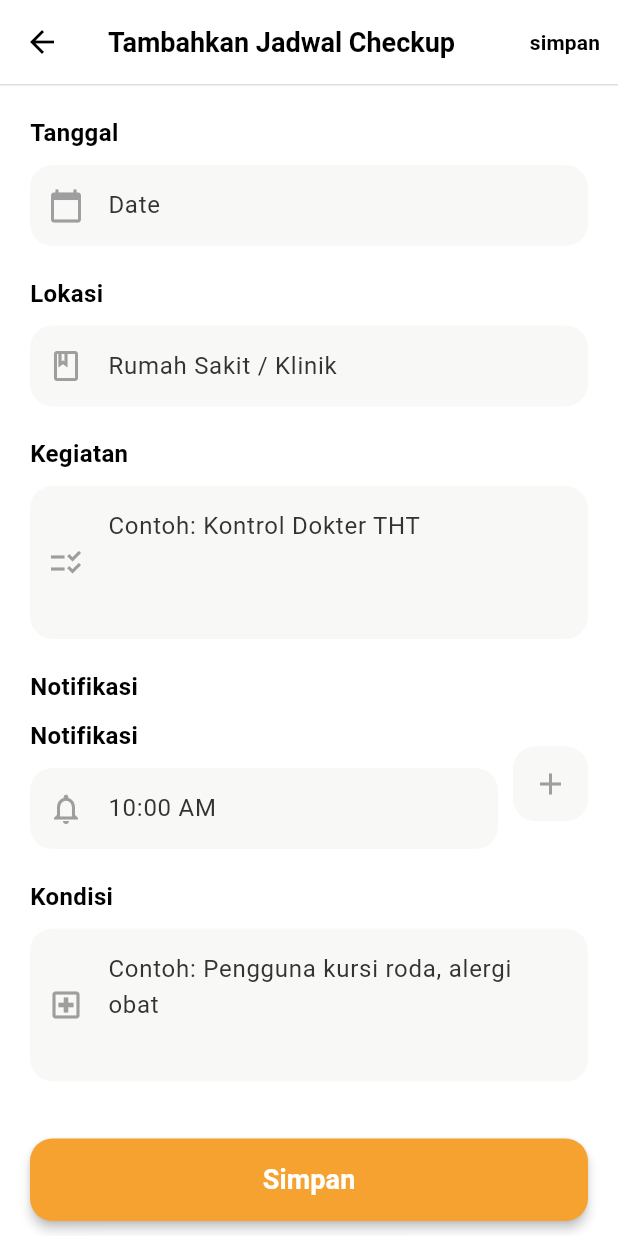
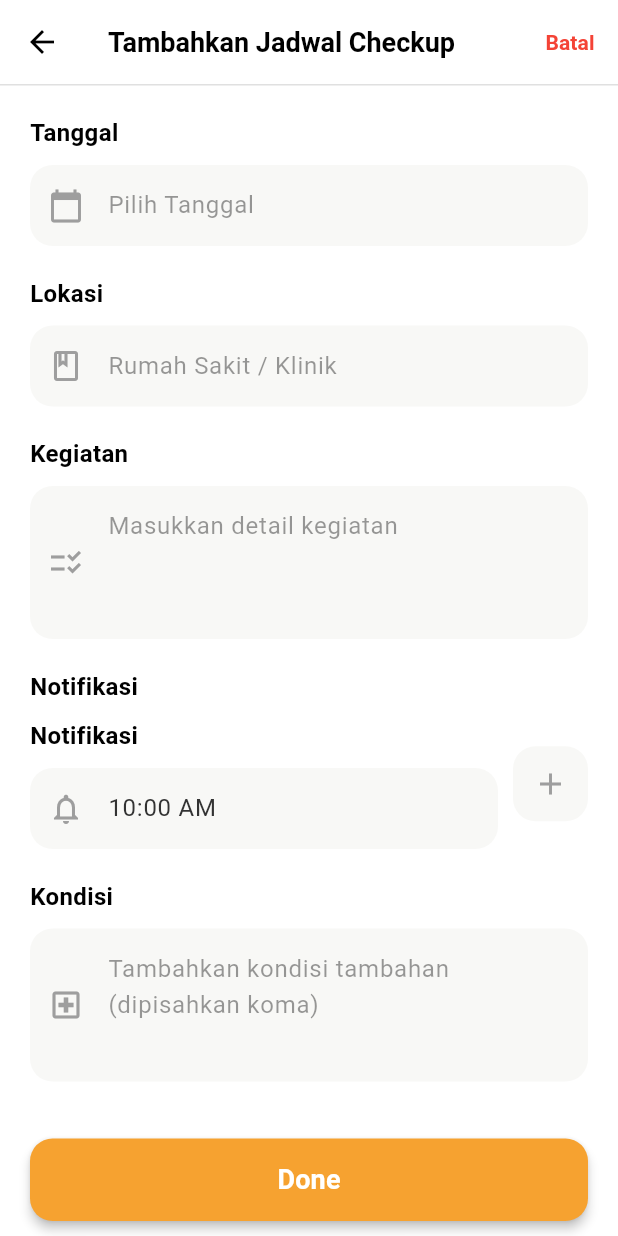
Before and after one commit to manzil26/sahabatRS, a Flutter app: the JadwalPage screen opened directly, after a tap on the "arrow back ios" icon, after a tap on the "arrow forward ios" icon, after a tap on the "add" icon, on a phone screen of 412 x 824 dp. Run offline on Flutter 3.47's test engine with Material 3 defaults, Android fonts, the phone set to English and light mode, and no system bars; our stand-ins replace supabase_flutter; accounts and stored records are empty.

Commit message:
feat: menambahkan edit jadwal checkup

```diff
--- a/lib/screens/Penjadwalan/jadwal.dart
+++ b/lib/screens/Penjadwalan/jadwal.dart
@@ -4,13 +4,13 @@ import 'package:flutter/material.dart';
 import 'package:intl/intl.dart';
 import '../../../../services/jadwal_service.dart';
 import '../../../../models/jadwal_checkup_detail.dart';
-// 👇 TAMBAHKAN IMPORT HALAMAN BARU 👇
 import 'tambah-jadwal-checkup.dart';
 
 // --- Konstanta Warna ---
 const Color _orangeAksen = Color(0xFFF6A230);
-const Color _kuningCheckUp = Color(0xFFFCDD7A); // Warna kuning dari SajadHomeQ
+const Color _kuningCheckUp = Color(0xFFFCDD7A);
 const Color _biruGelapIcon = Color(0xFF5966B1);
+const Color _unguDetailHeader = Color(0xFF553A8C);
 
 // --- Widget Kustom untuk Tag Kondisi (TIDAK BERUBAH) ---
 class KondisiTag extends StatelessWidget {
@@ -21,7 +21,7 @@ class KondisiTag extends StatelessWidget {
   const KondisiTag({
     Key? key,
     required this.text,
-    this.color = const Color(0xFFF6A230),
+    this.color = _kuningCheckUp,
     this.textColor = Colors.black87,
   }) : super(key: key);
 
@@ -54,16 +54,28 @@ class JadwalPage extends StatefulWidget {
 }
 
 class _JadwalPageState extends State<JadwalPage> {
+  // Future untuk jadwal terdekat (Next Checkup)
   late Future<JadwalCheckUpDetail?> _futureNextCheckUp;
+  // Future untuk semua tanggal terjadwal (Untuk Kalender Marker)
   late Future<List<DateTime>> _futureAllJadwalDates;
+  // Future untuk detail aktivitas di tanggal yang dipilih
+  late Future<JadwalCheckUpDetail?> _futureDailyActivities;
 
-  // STATE BARU UNTUK BULAN YANG SEDANG DILIHAT
   DateTime _focusedDay = DateTime.now();
+  DateTime? _selectedDay;
 
   @override
   void initState() {
     super.initState();
+    // [PERBAIKAN 1]: Set hari ini sebagai hari yang dipilih secara default
+    _selectedDay = DateTime(
+      DateTime.now().year,
+      DateTime.now().month,
+      DateTime.now().day,
+    );
     _fetchData();
+    // [PERBAIKAN 2]: Memuat detail untuk hari ini saat pertama kali load
+    _futureDailyActivities = _fetchDetailForSelectedDay(_selectedDay!);
   }
 
   void _fetchData() {
@@ -71,9 +83,18 @@ class _JadwalPageState extends State<JadwalPage> {
     _futureAllJadwalDates = JadwalService.getAllJadwalDates();
   }
 
+  // Mengambil detail untuk tanggal spesifik (Menggunakan service yang sudah diperbaiki)
+  Future<JadwalCheckUpDetail?> _fetchDetailForSelectedDay(DateTime date) async {
+    return await JadwalService.getCheckupByDate(date);
+  }
+
   void _refreshData() {
     setState(() {
       _fetchData();
+      // Refresh detail hari yang sedang dipilih
+      _futureDailyActivities = _fetchDetailForSelectedDay(
+        _selectedDay ?? DateTime.now(),
+      );
     });
   }
 
@@ -81,10 +102,24 @@ class _JadwalPageState extends State<JadwalPage> {
   void _changeMonth(int offset) {
     setState(() {
       _focusedDay = DateTime(_focusedDay.year, _focusedDay.month + offset, 1);
+      // Tetap tampilkan detail hari pertama bulan baru
+      _selectedDay = _focusedDay;
+
+      // Update detail saat bulan berubah
+      _futureDailyActivities = _fetchDetailForSelectedDay(_selectedDay!);
     });
   }
 
-  // --- Widget Builder untuk Kalender Sederhana (Sekarang Dinamis) ---
+  // Fungsi untuk menangani klik pada tanggal
+  void _onDaySelected(DateTime date) {
+    setState(() {
+      _selectedDay = date;
+      // [PERBAIKAN 3]: Memuat detail aktivitas baru untuk tanggal yang diklik
+      _futureDailyActivities = _fetchDetailForSelectedDay(date);
+    });
+  }
+
+  // --- Widget Builder untuk Kalender Sederhana (Interaktif) ---
   Widget _buildCalendar(
     List<DateTime> allJadwalDates,
     DateTime nextJadwalDate,
@@ -112,11 +147,10 @@ class _JadwalPageState extends State<JadwalPage> {
     // Tambahkan hari-hari di bulan
     for (int day = 1; day <= daysInMonth; day++) {
       final currentDate = DateTime(startOfMonth.year, startOfMonth.month, day);
-      // Logika styling hardcoded untuk tampilan yang mirip gambar (Oktober 2025)
-      final bool isToday =
-          (currentDate.day == 7 &&
-          currentDate.month == 10 &&
-          currentDate.year == 2025);
+
+      // Penandaan Tanggal
+      final bool isToday = isSameDay(currentDate, now);
+      final bool isSelected = isSameDay(currentDate, _selectedDay ?? now);
       final bool isScheduled = allJadwalDates.any(
         (d) => isSameDay(d, currentDate),
       );
@@ -124,11 +158,17 @@ class _JadwalPageState extends State<JadwalPage> {
       BoxDecoration decoration;
       Color textColor = Colors.black;
 
-      if (isToday) {
+      // Logika Styling
+      if (isSelected) {
         decoration = BoxDecoration(
-          border: Border.all(color: _biruGelapIcon, width: 2),
+          border: Border.all(
+            color: _biruGelapIcon,
+            width: 2,
+          ), // Border biru/ungu
           shape: BoxShape.circle,
+          color: isScheduled ? _kuningCheckUp.withOpacity(0.5) : null,
         );
+        textColor = Colors.black;
       } else if (isScheduled) {
         decoration = BoxDecoration(
           color: _kuningCheckUp,
@@ -141,12 +181,15 @@ class _JadwalPageState extends State<JadwalPage> {
       }
 
       calendarDays.add(
-        Container(
+        GestureDetector(
+          onTap: () => _onDaySelected(currentDate),
+          child: Container(
             alignment: Alignment.center,
             decoration: decoration,
             child: Text(
               day.toString(),
               style: TextStyle(fontWeight: FontWeight.w600, color: textColor),
+            ),
           ),
         ),
       );
@@ -230,16 +273,27 @@ class _JadwalPageState extends State<JadwalPage> {
     );
   }
 
-  // --- Widget Builder untuk Kartu Detail Check-Up (TIDAK BERUBAH) ---
-  Widget _buildDetailCard(JadwalCheckUpDetail detail) {
-    final formattedDate = DateFormat('dd MMMM yyyy').format(detail.tanggal);
+  // --- Widget Builder untuk Kartu Detail Harian ---
+  Widget _buildDailyDetailSection() {
+    return FutureBuilder<JadwalCheckUpDetail?>(
+      // Future ini akan me-refresh setiap kali tanggal diklik
+      future: _futureDailyActivities,
+      builder: (context, snapshot) {
+        if (snapshot.connectionState == ConnectionState.waiting) {
+          return const Center(
+            child: Padding(
+              padding: EdgeInsets.all(20.0),
+              child: CircularProgressIndicator(),
+            ),
+          );
+        }
 
-    // Memecah string kondisi menjadi list tag (Menggunakan properti baru)
-    final List<String> kondisiList = detail.kondisiTambahan
-        .split(',')
-        .map((s) => s.trim())
-        .where((s) => s.isNotEmpty) // Hilangkan string kosong
-        .toList();
+        final detail = snapshot.data;
+        // Gunakan selectedDay yang saat ini di state.
+        final formattedDate = DateFormat(
+          'dd MMMM yyyy',
+          'id_ID',
+        ).format(_selectedDay ?? DateTime.now());
 
         // Fungsi pembangun baris detail
         Widget _buildDetailRow(String label, String value) {
@@ -266,6 +320,7 @@ class _JadwalPageState extends State<JadwalPage> {
           );
         }
 
+        // Konten Detail
         return Container(
           padding: const EdgeInsets.all(20),
           margin: const EdgeInsets.only(top: 20),
@@ -284,31 +339,38 @@ class _JadwalPageState extends State<JadwalPage> {
           child: Column(
             crossAxisAlignment: CrossAxisAlignment.start,
             children: [
-          // --- Header (Medical Check-Up Selanjutnya) ---
+              // Header
               Row(
                 mainAxisAlignment: MainAxisAlignment.spaceBetween,
                 children: [
-              const Text(
-                'Medical Check-Up Selanjutnya',
-                style: TextStyle(
+                  Text(
+                    detail != null
+                        ? 'Aktivitas pada $formattedDate'
+                        : 'Tidak ada Jadwal',
+                    style: const TextStyle(
                       fontWeight: FontWeight.w800,
                       fontSize: 18,
-                  color: Color(0xFF553A8C),
+                      color: _unguDetailHeader,
                     ),
                   ),
-              Icon(Icons.arrow_forward_ios, color: Colors.grey[400], size: 16),
+                  Icon(
+                    Icons.arrow_forward_ios,
+                    color: Colors.grey[400],
+                    size: 16,
+                  ),
                 ],
               ),
               const SizedBox(height: 15),
 
-          // --- Detail Tanggal, RS, Kegiatan ---
+              if (detail != null) ...[
+                // Jika ada detail:
                 _buildDetailRow('Tanggal', formattedDate),
                 _buildDetailRow('Rumah Sakit', detail.lokasi),
                 _buildDetailRow('Kegiatan', detail.kegiatan),
 
                 const SizedBox(height: 15),
 
-          // --- Kondisi (Tags) ---
+                // Kondisi (Tags)
                 const Text(
                   'Kondisi',
                   style: TextStyle(fontSize: 14, color: Colors.grey),
@@ -317,12 +379,30 @@ class _JadwalPageState extends State<JadwalPage> {
                 Wrap(
                   spacing: 8.0,
                   runSpacing: 4.0,
-            children: kondisiList.map((kondisi) {
+                  children: detail.kondisiTambahan
+                      .split(',')
+                      .map((kondisi) => kondisi.trim())
+                      .where((s) => s.isNotEmpty)
+                      .map((kondisi) {
                         return KondisiTag(text: kondisi, color: _kuningCheckUp);
-            }).toList(),
+                      })
+                      .toList(),
+                ),
+              ] else ...[
+                // Jika tidak ada jadwal di hari yang dipilih
+                Padding(
+                  padding: const EdgeInsets.symmetric(vertical: 20),
+                  child: Center(
+                    child: Text(
+                      'Tidak ada aktivitas check-up pada $formattedDate.',
+                    ),
+                  ),
                 ),
               ],
+            ],
           ),
+        );
+      },
     );
   }
 
@@ -395,18 +475,8 @@ class _JadwalPageState extends State<JadwalPage> {
                     // Kalender (Dinamis)
                     _buildCalendar(allJadwalDates, nextDate),
 
-                    // Kartu Detail
-                    if (nextJadwal != null)
-                      _buildDetailCard(nextJadwal)
-                    else
-                      const Padding(
-                        padding: EdgeInsets.all(20.0),
-                        child: Center(
-                          child: Text(
-                            'Tidak ada jadwal check-up yang akan datang.',
-                          ),
-                        ),
-                      ),
+                    // Kartu Detail Harian
+                    _buildDailyDetailSection(),
                   ],
                 ),
               );
@@ -418,14 +488,13 @@ class _JadwalPageState extends State<JadwalPage> {
       // Floating Action Button Tambah Jadwal
       floatingActionButton: FloatingActionButton(
         onPressed: () {
-          // 👇 LOGIKA NAVIGASI KE TAMBAH JADWAL CHECKUP 👇
+          // LOGIKA NAVIGASI KE TAMBAH JADWAL CHECKUP
           Navigator.push(
             context,
             MaterialPageRoute(
               builder: (context) => const TambahJadwalCheckupPage(),
             ),
           ).then((_) => _refreshData());
-          // 👆 LOGIKA NAVIGASI KE TAMBAH JADWAL CHECKUP 👆
         },
         backgroundColor: const Color(0xFFFCDD7A),
         child: const Icon(Icons.add, color: Colors.white),
--- a/lib/screens/Penjadwalan/tambah-jadwal-checkup.dart
+++ b/lib/screens/Penjadwalan/tambah-jadwal-checkup.dart
@@ -1,3 +1,5 @@
+// screens/penjadwalan/tambah-jadwal-checkup.dart
+
 import 'package:flutter/material.dart';
 import 'package:intl/intl.dart'; // Untuk memformat tanggal
 import 'package:sahabat_rs/models/jadwal_checkup_detail.dart'; // Sesuaikan path model
@@ -80,22 +82,13 @@ class TambahJadwalCheckupPage extends StatefulWidget {
 class _TambahJadwalCheckupPageState extends State<TambahJadwalCheckupPage> {
   // State untuk data form
   DateTime? _selectedDate;
-  // Default waktu notifikasi (diatur ke 10:00 AM)
   TimeOfDay _selectedTime = const TimeOfDay(hour: 10, minute: 0);
 
-  // Controllers untuk input text (Nilai awal diatur secara dummy)
-  final TextEditingController _dateController = TextEditingController(
-    text: 'Date',
-  );
-  final TextEditingController _lokasiController = TextEditingController(
-    text: 'Rumah Sakit / Klinik',
-  );
-  final TextEditingController _kegiatanController = TextEditingController(
-    text: 'Contoh: Kontrol Dokter THT',
-  );
-  final TextEditingController _kondisiController = TextEditingController(
-    text: 'Contoh: Pengguna kursi roda, alergi obat',
-  );
+  // Controllers untuk input text (Nilai awal kosong, hint diatur di build)
+  final TextEditingController _dateController = TextEditingController();
+  final TextEditingController _lokasiController = TextEditingController();
+  final TextEditingController _kegiatanController = TextEditingController();
+  final TextEditingController _kondisiController = TextEditingController();
 
   // Controller untuk waktu
   final TextEditingController _timeController = TextEditingController();
@@ -106,15 +99,13 @@ class _TambahJadwalCheckupPageState extends State<TambahJadwalCheckupPage> {
   @override
   void initState() {
     super.initState();
-    // Hapus pemanggilan _updateTimeController() dari sini
   }
 
-  // Panggil pemformatan yang menggunakan context di sini (lifecycle method yang aman)
   @override
   void didChangeDependencies() {
     super.didChangeDependencies();
     if (!_isTimeControllerInitialized) {
-      _updateTimeController(context); // Panggil dengan context
+      _updateTimeController(context);
       _isTimeControllerInitialized = true;
     }
   }
@@ -128,8 +119,6 @@ class _TambahJadwalCheckupPageState extends State<TambahJadwalCheckupPage> {
     _timeController.dispose();
     super.dispose();
   }
-
-  // --- Fungsi Picker ---
 
   // 1. Pemilih Tanggal
   Future<void> _selectDate(BuildContext context) async {
@@ -185,7 +174,7 @@ class _TambahJadwalCheckupPageState extends State<TambahJadwalCheckupPage> {
     if (picked != null && picked != _selectedTime) {
       setState(() {
         _selectedTime = picked;
-        _updateTimeController(context); // Panggil dengan context
+        _updateTimeController(context);
       });
     }
   }
@@ -197,11 +186,12 @@ class _TambahJadwalCheckupPageState extends State<TambahJadwalCheckupPage> {
     });
   }
 
-  // --- Fungsi Simpan ---
+  // --- Fungsi Simpan (Diperbaiki untuk INSERT ke DB) ---
   void _simpanCheckup() async {
+    // 1. Validasi
     if (_selectedDate == null ||
-        _lokasiController.text.isEmpty ||
-        _kegiatanController.text.isEmpty) {
+        _lokasiController.text.trim().isEmpty ||
+        _kegiatanController.text.trim().isEmpty) {
       ScaffoldMessenger.of(context).showSnackBar(
         const SnackBar(
           content: Text('Tanggal, Lokasi, dan Kegiatan wajib diisi.'),
@@ -210,9 +200,31 @@ class _TambahJadwalCheckupPageState extends State<TambahJadwalCheckupPage> {
       return;
     }
 
-    // Asumsi: Logic penyimpanan data ke database di sini
+    // 2. Buat objek JadwalCheckUpDetail
+    final newCheckup = JadwalCheckUpDetail(
+      idCheckup: 0, // Placeholder
+      tanggal: _selectedDate!,
+      lokasi: _lokasiController.text.trim(),
+      kegiatan: _kegiatanController.text.trim(),
+      kondisiTambahan: _kondisiController.text.trim(),
+      waktuNotifikasi: _selectedTime,
+    );
 
-    // Setelah selesai, kembali ke halaman sebelumnya
+    // 3. Panggil Service untuk Add Data
+    // Asumsi: JadwalService.addCheckup sudah diimplementasikan (INSERT ke tabel 'checkup')
+    final success = await JadwalService.addCheckup(newCheckup);
+
+    String message;
+    if (success) {
+      message = 'Jadwal Checkup berhasil ditambahkan.';
+    } else {
+      message = 'Gagal menambahkan Jadwal Checkup.';
+    }
+
+    // 4. Tampilkan pesan dan kembali
+    ScaffoldMessenger.of(
+      context,
+    ).showSnackBar(SnackBar(content: Text(message)));
     Navigator.of(context).pop();
   }
 
@@ -239,7 +251,9 @@ class _TambahJadwalCheckupPageState extends State<TambahJadwalCheckupPage> {
                 iconData: Icons.notifications_none,
                 readOnly: true,
                 onTap: () => _selectTime(context),
-                hintText: '10:00 AM',
+                hintText: _timeController.text.isEmpty
+                    ? '10:00 AM'
+                    : _timeController.text,
               ),
             ),
             const SizedBox(width: 10),
@@ -294,21 +308,11 @@ class _TambahJadwalCheckupPageState extends State<TambahJadwalCheckupPage> {
         actions: [
           TextButton(
             onPressed: () {
-              Navigator.of(
-                context,
-              ).pop(); // Batal kembali ke halaman sebelumnya
+              Navigator.of(context).pop();
             },
             child: const Text(
-              'simpan',
-              style: TextStyle(
-                color: Color.fromARGB(
-                  255,
-                  0,
-                  0,
-                  0,
-                ), // Warna merah untuk tombol Batal
-                fontWeight: FontWeight.w600,
-              ),
+              'Batal', // Diperbaiki menjadi Batal
+              style: TextStyle(color: Colors.red, fontWeight: FontWeight.w600),
             ),
           ),
         ],
@@ -332,7 +336,7 @@ class _TambahJadwalCheckupPageState extends State<TambahJadwalCheckupPage> {
               iconData: Icons.calendar_today,
               readOnly: true,
               onTap: () => _selectDate(context),
-              hintText: 'Date',
+              hintText: 'Pilih Tanggal',
             ),
             const SizedBox(height: 20),
 
@@ -341,7 +345,7 @@ class _TambahJadwalCheckupPageState extends State<TambahJadwalCheckupPage> {
               label: 'Lokasi',
               controller: _lokasiController,
               iconData: Icons.book_outlined,
-              hintText: 'lokasi',
+              hintText: 'Rumah Sakit / Klinik',
               readOnly: false,
             ),
             const SizedBox(height: 20),
@@ -373,7 +377,7 @@ class _TambahJadwalCheckupPageState extends State<TambahJadwalCheckupPage> {
         ),
       ),
 
-      // --- Floating Action Button (DONE) ---
+      // --- Floating Action Button (DONE/Simpan) ---
       bottomNavigationBar: Padding(
         padding: EdgeInsets.fromLTRB(
           20,
@@ -393,7 +397,7 @@ class _TambahJadwalCheckupPageState extends State<TambahJadwalCheckupPage> {
               elevation: 3,
             ),
             child: const Text(
-              'Simpan',
+              'Done',
               style: TextStyle(
                 fontSize: 18,
                 fontWeight: FontWeight.bold,
--- a/lib/services/jadwal_service.dart
+++ b/lib/services/jadwal_service.dart
@@ -11,18 +11,15 @@ class JadwalService {
   // Asumsi: ID pengguna yang sedang login
   static const int _currentUserId = 1;
 
-  // --- 1. Ambil Jadwal Check-Up berikutnya dari tabel 'checkup' ---
-  // Tipe kembalian: Future<JadwalCheckUpDetail?>
+  // --- 1. Ambil Jadwal Check-Up berikutnya (untuk SajadHome) ---
   static Future<JadwalCheckUpDetail?> getNextJadwalCheckUpDetail() async {
     try {
-      // Query ke tabel 'checkup'
       final response = await supabase
           .from('checkup')
           .select(
             'id_checkup, tanggal, lokasi, kegiatan, kondisi_tambahan, waktu_notifikasi',
           )
           .eq('id_pengguna', _currentUserId)
-          // Filter hanya yang akan datang (atau hari ini)
           .gte('tanggal', DateTime.now().toIso8601String().split('T')[0])
           .order('tanggal', ascending: true)
           .limit(1)
@@ -32,7 +29,6 @@ class JadwalService {
         return null;
       }
 
-      // Mapping data ke model menggunakan fromMap
       return JadwalCheckUpDetail.fromMap(response);
     } catch (e) {
       print('Error fetching Next Jadwal Check-Up Detail: $e');
@@ -40,11 +36,35 @@ class JadwalService {
     }
   }
 
-  // --- 2. Ambil SEMUA Jadwal Check-Up untuk Kalender (Hanya tanggal) ---
+  // --- 2. Ambil Jadwal Check-Up berdasarkan Tanggal (untuk JadwalPage) ---
+  static Future<JadwalCheckUpDetail?> getCheckupByDate(DateTime date) async {
+    final dateString = date.toIso8601String().split('T')[0];
+
+    try {
+      final response = await supabase
+          .from('checkup')
+          .select(
+            'id_checkup, tanggal, lokasi, kegiatan, kondisi_tambahan, waktu_notifikasi',
+          )
+          .eq('id_pengguna', _currentUserId)
+          .eq('tanggal', dateString)
+          .maybeSingle();
+
+      if (response == null) {
+        return null;
+      }
+      return JadwalCheckUpDetail.fromMap(response);
+    } catch (e) {
+      print('Error fetching Checkup by Date ($dateString): $e');
+      return null;
+    }
+  }
+
+  // --- 3. Ambil SEMUA Jadwal Check-Up untuk Kalender (Hanya tanggal) ---
   static Future<List<DateTime>> getAllJadwalDates() async {
     try {
       final List<Map<String, dynamic>> response = await supabase
-          .from('checkup') // Menggunakan tabel 'checkup'
+          .from('checkup')
           .select('tanggal')
           .eq('id_pengguna', _currentUserId)
           .order('tanggal', ascending: true);
@@ -56,7 +76,27 @@ class JadwalService {
     }
   }
 
-  // --- 3. Update Jadwal Obat ---
+  // -------------------------------------------------------------
+  // FUNGSI YANG HILANG/DICARI DI SAJAD-HOME.DART (TINJAUAN OBAT)
+  // -------------------------------------------------------------
+  // --- 4. Ambil Tinjauan Obat Harian (DIBUTUHKAN DI SAJAD-HOME.DART) ---
+  static Future<List<JadwalObat>> getTinjauanObatHarian() async {
+    try {
+      final List<Map<String, dynamic>> response = await supabase
+          .from('jadwalobat')
+          .select('*')
+          .eq('id_pengguna', _currentUserId)
+          .order('jam_minum', ascending: true);
+
+      return response.map((data) => JadwalObat.fromJson(data)).toList();
+    } catch (e) {
+      print('Error fetching Tinjauan Obat Harian: $e');
+      return [];
+    }
+  }
+  // -------------------------------------------------------------
+
+  // --- 5. Update Jadwal Obat ---
   static Future<bool> updateObat(JadwalObat obat) async {
     try {
       await supabase
@@ -66,7 +106,6 @@ class JadwalService {
             'jumlah_obat': obat.jumlahObat,
             'durasi_hari': obat.durasiHari,
             'jenis_waktu_makan': obat.jenisWaktuMakan,
-            // Format TimeOfDay ke string "HH:MM:SS"
             'jam_minum':
                 '${obat.jamMinum.hour.toString().padLeft(2, '0')}:${obat.jamMinum.minute.toString().padLeft(2, '0')}:00',
             'catatan': obat.catatan,
@@ -83,10 +122,9 @@ class JadwalService {
     }
   }
 
-  // --- 4. Hapus Jadwal Obat (Perbaikan Error PostgrestException) ---
+  // --- 6. Hapus Jadwal Obat (tetap sama) ---
   static Future<bool> deleteObat(int idObat) async {
     try {
-      // PERBAIKAN: Melewatkan variabel idObat (integer) alih-alih string literal 'idObat'
       await supabase.from('jadwalobat').delete().eq('id_jadwalobat', idObat);
       return true;
     } catch (e) {
@@ -95,29 +133,13 @@ class JadwalService {
     }
   }
 
-  // --- 5. Ambil Tinjauan Obat Harian (Dibiarkan sama) ---
-  static Future<List<JadwalObat>> getTinjauanObatHarian() async {
-    try {
-      // Query ke tabel jadwalobat
-      final List<Map<String, dynamic>> response = await supabase
-          .from('jadwalobat')
-          .select('*')
-          .eq('id_pengguna', _currentUserId)
-          .order('jam_minum', ascending: true);
-
-      // Mapping data ke model yang sudah diperbaiki
-      return response.map((data) => JadwalObat.fromJson(data)).toList();
-    } catch (e) {
-      print('Error fetching Tinjauan Obat Harian: $e');
-      return [];
-    }
-  }
-
-  //--6 Tambahkan fungsi Tambah Jadwal Obat
+  // --- 7. Tambah Jadwal Obat (tetap sama) ---
   static Future<bool> addObat(JadwalObat obat) async {
     try {
+      const int currentUserId = 1;
+
       final response = await supabase.from('jadwalobat').insert({
-        'id_pengguna': _currentUserId, // Menggunakan ID Pengguna saat ini
+        'id_pengguna': currentUserId,
         'nama_obat': obat.namaObat,
         'jumlah_obat': obat.jumlahObat,
         'durasi_hari': obat.durasiHari,
@@ -125,7 +147,7 @@ class JadwalService {
         'jam_minum':
             '${obat.jamMinum.hour.toString().padLeft(2, '0')}:${obat.jamMinum.minute.toString().padLeft(2, '0')}:00',
         'catatan': obat.catatan,
-        'status': false, // Default status: Belum selesai (false)
+        'status': false,
       }).select();
 
       return response.isNotEmpty;
@@ -134,4 +156,26 @@ class JadwalService {
       return false;
     }
   }
+
+  // --- 8. Tambah Jadwal Checkup (tetap sama) ---
+  static Future<bool> addCheckup(JadwalCheckUpDetail detail) async {
+    try {
+      const int currentUserId = 1;
+
+      final response = await supabase.from('checkup').insert({
+        'id_pengguna': currentUserId,
+        'tanggal': detail.tanggal.toIso8601String().split('T')[0],
+        'lokasi': detail.lokasi,
+        'kegiatan': detail.kegiatan,
+        'kondisi_tambahan': detail.kondisiTambahan,
+        'waktu_notifikasi':
+            '${detail.waktuNotifikasi!.hour.toString().padLeft(2, '0')}:${detail.waktuNotifikasi!.minute.toString().padLeft(2, '0')}:00',
+      }).select();
+
+      return response.isNotEmpty;
+    } catch (e) {
+      print('Error adding Jadwal Checkup: $e');
+      return false;
+    }
+  }
 }
```
Also changed, not shown: lib/screens/Penjadwalan/sajad-home.dart (+5 -2 lines). Lines whose indentation alone changed are shown as unchanged.
